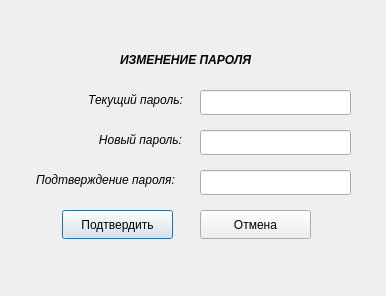
The window that parol6.ui (Rina-key/kursach1) describes before a commit, drawn with Qt 5.
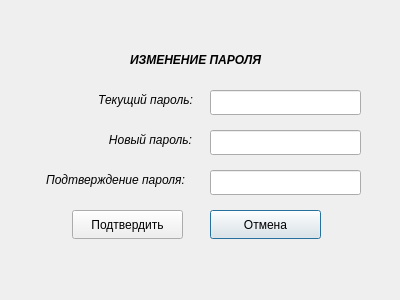
The same window after the commit.

```diff
--- a/parol6.ui
+++ b/parol6.ui
@@ -1,48 +1,32 @@
 <?xml version="1.0" encoding="UTF-8"?>
 <ui version="4.0">
- <class>ParolRis6</class>
- <widget class="QDialog" name="ParolRis6">
+ <class>Parol6</class>
+ <widget class="QDialog" name="Parol6">
   <property name="geometry">
    <rect>
     <x>0</x>
     <y>0</y>
-    <width>386</width>
-    <height>296</height>
+    <width>400</width>
+    <height>300</height>
    </rect>
   </property>
   <property name="windowTitle">
    <string>Dialog</string>
   </property>
-  <widget class="QPushButton" name="pushButton">
+  <widget class="QLineEdit" name="lineEdit">
    <property name="geometry">
     <rect>
-     <x>62</x>
-     <y>210</y>
-     <width>111</width>
-     <height>29</height>
+     <x>210</x>
+     <y>90</y>
+     <width>151</width>
+     <height>25</height>
     </rect>
-   </property>
-   <property name="text">
-    <string>Подтвердить</string>
-   </property>
-  </widget>
-  <widget class="QPushButton" name="pushButton_2">
-   <property name="geometry">
-    <rect>
-     <x>200</x>
-     <y>210</y>
-     <width>111</width>
-     <height>29</height>
-    </rect>
-   </property>
-   <property name="text">
-    <string>Отмена</string>
    </property>
   </widget>
   <widget class="QLabel" name="label">
    <property name="geometry">
     <rect>
-     <x>100</x>
+     <x>110</x>
      <y>50</y>
      <width>171</width>
      <height>20</height>
@@ -55,7 +39,7 @@
   <widget class="QLabel" name="label_2">
    <property name="geometry">
     <rect>
-     <x>80</x>
+     <x>90</x>
      <y>90</y>
      <width>111</width>
      <height>20</height>
@@ -65,10 +49,49 @@
     <string>&lt;html&gt;&lt;head/&gt;&lt;body&gt;&lt;p align=&quot;center&quot;&gt;&lt;span style=&quot; font-style:italic;&quot;&gt;Текущий пароль:&lt;/span&gt;&lt;/p&gt;&lt;/body&gt;&lt;/html&gt;</string>
    </property>
   </widget>
+  <widget class="QPushButton" name="pushButton_2">
+   <property name="geometry">
+    <rect>
+     <x>210</x>
+     <y>210</y>
+     <width>111</width>
+     <height>29</height>
+    </rect>
+   </property>
+   <property name="text">
+    <string>Отмена</string>
+   </property>
+  </widget>
+  <widget class="QLabel" name="label_4">
+   <property name="geometry">
+    <rect>
+     <x>30</x>
+     <y>170</y>
+     <width>171</width>
+     <height>20</height>
+    </rect>
+   </property>
+   <property name="text">
+    <string>&lt;html&gt;&lt;head/&gt;&lt;body&gt;&lt;p align=&quot;center&quot;&gt;&lt;span style=&quot; font-style:italic;&quot;&gt;Подтверждение пароля:&lt;/span&gt;&lt;/p&gt;&lt;/body&gt;&lt;/html&gt;</string>
+   </property>
+  </widget>
+  <widget class="QPushButton" name="pushButton">
+   <property name="geometry">
+    <rect>
+     <x>72</x>
+     <y>210</y>
+     <width>111</width>
+     <height>29</height>
+    </rect>
+   </property>
+   <property name="text">
+    <string>Подтвердить</string>
+   </property>
+  </widget>
   <widget class="QLabel" name="label_3">
    <property name="geometry">
     <rect>
-     <x>90</x>
+     <x>100</x>
      <y>130</y>
      <width>101</width>
      <height>20</height>
@@ -78,49 +101,26 @@
     <string>&lt;html&gt;&lt;head/&gt;&lt;body&gt;&lt;p align=&quot;center&quot;&gt;&lt;span style=&quot; font-style:italic;&quot;&gt;Новый пароль:&lt;/span&gt;&lt;/p&gt;&lt;/body&gt;&lt;/html&gt;</string>
    </property>
   </widget>
-  <widget class="QLabel" name="label_4">
-   <property name="geometry">
-    <rect>
-     <x>20</x>
-     <y>170</y>
-     <width>171</width>
-     <height>20</height>
-    </rect>
-   </property>
-   <property name="text">
-    <string>&lt;html&gt;&lt;head/&gt;&lt;body&gt;&lt;p align=&quot;center&quot;&gt;&lt;span style=&quot; font-style:italic;&quot;&gt;Подтверждение пароля:&lt;/span&gt;&lt;/p&gt;&lt;/body&gt;&lt;/html&gt;</string>
-   </property>
-  </widget>
-  <widget class="QLineEdit" name="lineEdit">
-   <property name="geometry">
-    <rect>
-     <x>200</x>
-     <y>90</y>
-     <width>151</width>
-     <height>25</height>
-    </rect>
-   </property>
-  </widget>
-  <widget class="QLineEdit" name="lineEdit_2">
-   <property name="geometry">
-    <rect>
-     <x>200</x>
-     <y>130</y>
-     <width>151</width>
-     <height>25</height>
-    </rect>
-   </property>
-  </widget>
   <widget class="QLineEdit" name="lineEdit_3">
    <property name="geometry">
     <rect>
-     <x>200</x>
+     <x>210</x>
      <y>170</y>
      <width>151</width>
      <height>25</height>
     </rect>
    </property>
   </widget>
+  <widget class="QLineEdit" name="lineEdit_2">
+   <property name="geometry">
+    <rect>
+     <x>210</x>
+     <y>130</y>
+     <width>151</width>
+     <height>25</height>
+    </rect>
+   </property>
+  </widget>
  </widget>
  <resources/>
  <connections/>
```
